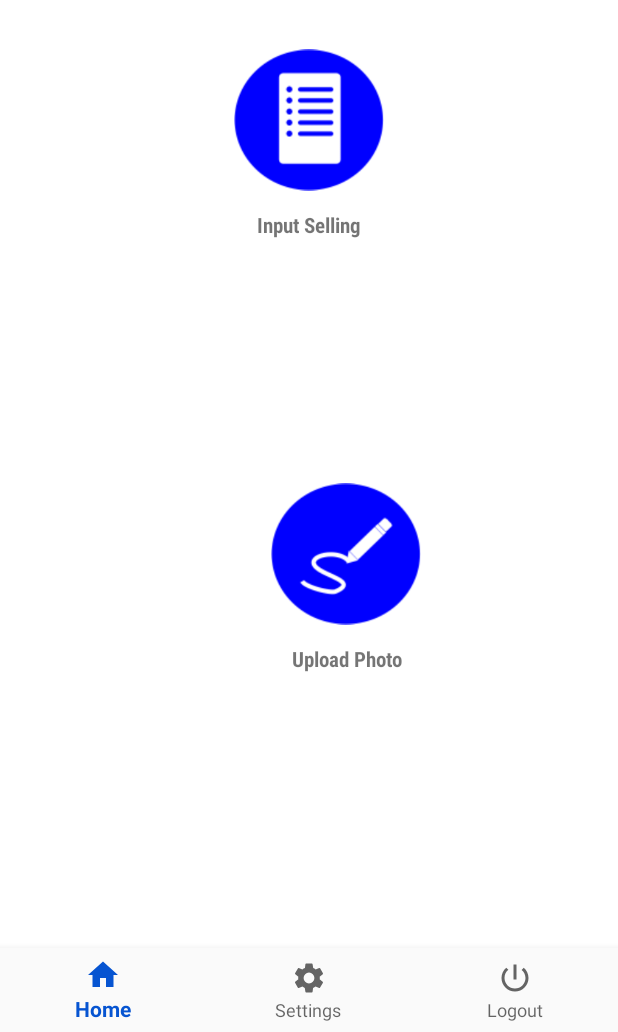
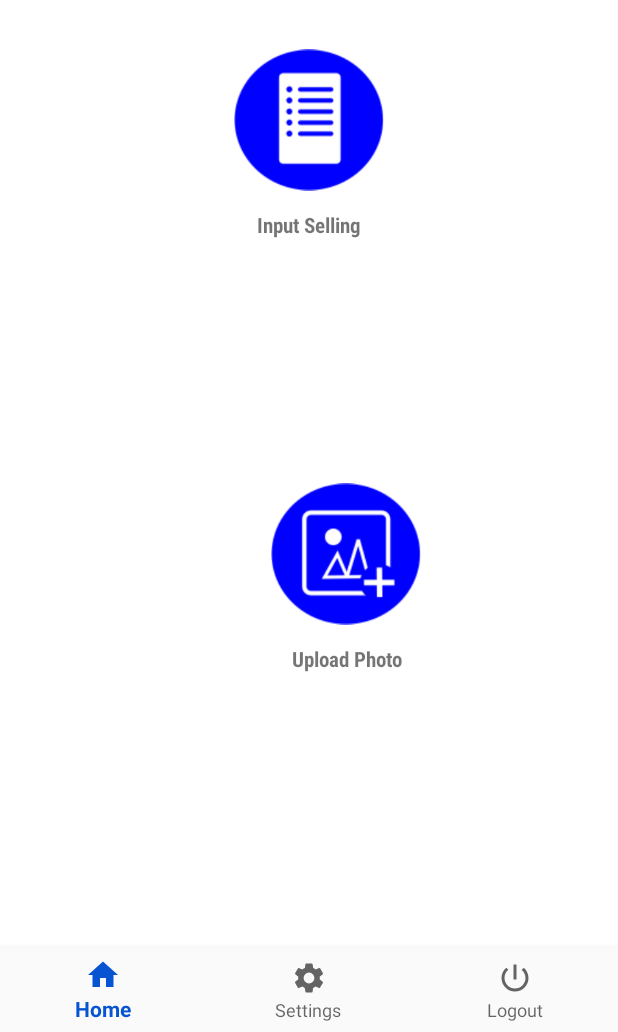
Before and after one commit to jesterx7/ElfaraApp, an Android app: the MainFragment screen opened directly, with no data from a screen before it, on a phone screen of 412 x 824 dp, the part 204-1236 px from its top. Run offline under Robolectric (Android 15) with nearby library versions, the phone set to English and light mode, and no system bars; 2 statements that could not run were skipped.

Commit message:
Change Icon Upload Photo

```diff
--- a/app/src/main/res/layout/fragment_main.xml
+++ b/app/src/main/res/layout/fragment_main.xml
@@ -249,7 +249,7 @@
                             android:layout_height="100dp"
                             android:layout_margin="10dp"
                             android:onClick="goToUploadPhoto"
-                            android:src="@drawable/icon_change_title"/>
+                            android:src="@drawable/icon_upload_images"/>
                         <TextView
                             android:layout_width="match_parent"
                             android:layout_height="wrap_content"
```
Also changed, not shown: app/src/main/res/drawable/icon_upload_images.png (added).
